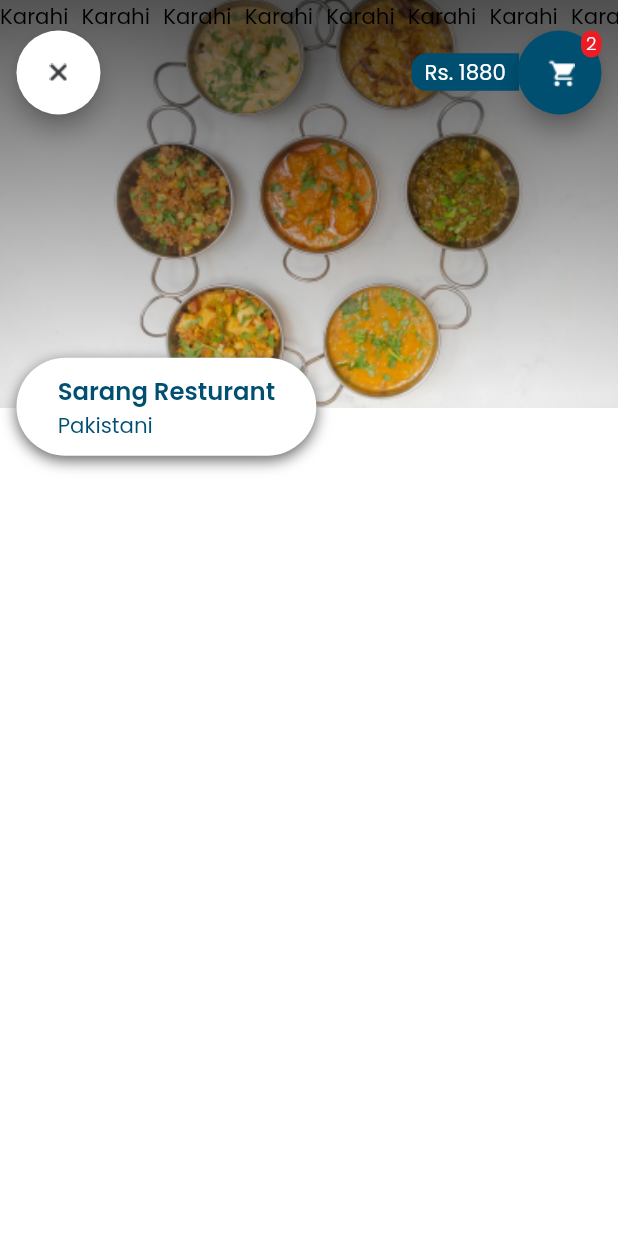
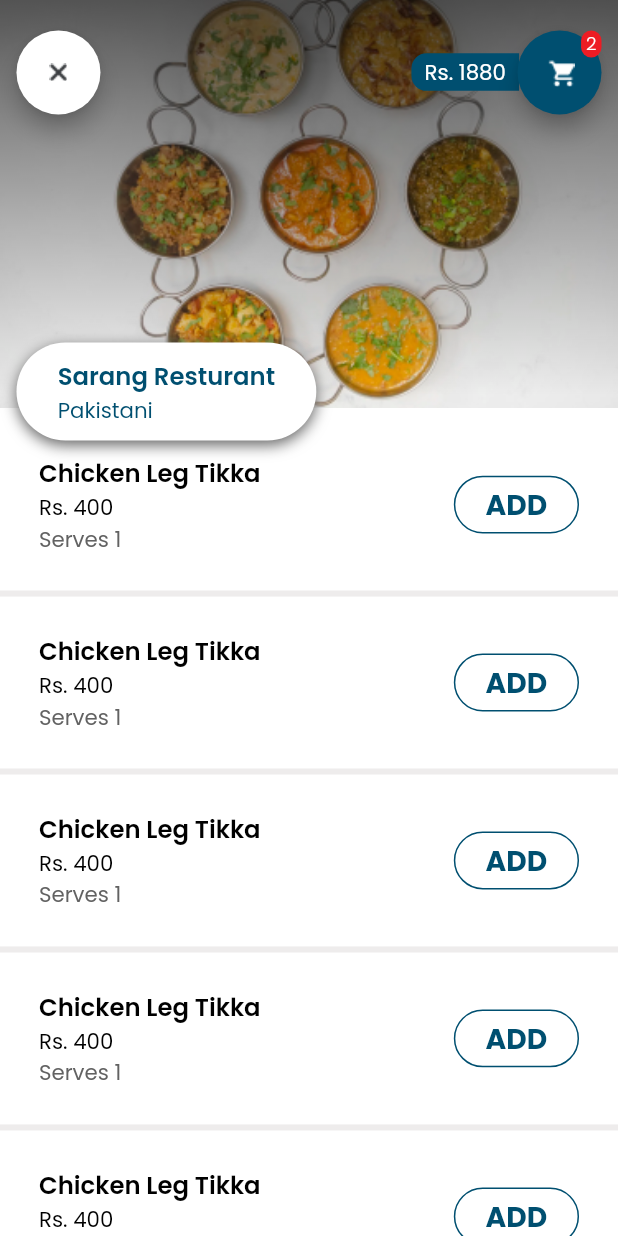
Before and after one commit to LaraibIshtiaq/express, a Flutter app: the ResturantMenuView screen opened directly, on a phone screen of 412 x 824 dp. Run offline on Flutter 3.47's test engine with Material 2 defaults, Android fonts, the phone set to English and light mode, and no system bars; our stand-ins replace flutter_screenutil, google_fonts, material_floating_search_bar.

Commit message:
Initial Commmmit

```diff
--- a/lib/ui/views/resturant_menu_view.dart
+++ b/lib/ui/views/resturant_menu_view.dart
@@ -1,4 +1,5 @@
 import 'package:express/ui/shared/app_colors.dart';
+import 'package:express/ui/views/your_order_view.dart';
 import 'package:flutter/cupertino.dart';
 import 'package:flutter/material.dart';
 import 'package:flutter_screenutil/flutter_screenutil.dart';
@@ -14,6 +15,8 @@ class ResturantMenuView extends StatelessWidget {
           body: Stack(
             overflow: Overflow.visible,
             children: [
+
+              //RESTURANT IMAGE
               Image(
                   width: 375.w,
                   height: 268.h,
@@ -40,6 +43,7 @@ class ResturantMenuView extends StatelessWidget {
                 ),
               ),
 
+              //CROSS ICON BUTTON
               Positioned(
                 top: 20.h,
                 left: 10.w,
@@ -54,6 +58,7 @@ class ResturantMenuView extends StatelessWidget {
                 ),
               ),
 
+              //PRICE LABEL
               Positioned(
                 top: 35.h,
                 right: 60.w,
@@ -77,16 +82,23 @@ class ResturantMenuView extends StatelessWidget {
                   ),
                 ),
               ),
+
+              //CART ICON BUTTON
               Positioned(
                 top: 20.h,
                 right: 10.w,
                 child: FloatingActionButton(
                   backgroundColor: blueColor,
                   foregroundColor: whiteColor,
-                  onPressed: () {},
+                  onPressed: () {
+                    Navigator.push(context, MaterialPageRoute(
+                        builder: (context) =>  YourOrderView()));
+                    },
                   child: Image(image: AssetImage("assets/icons/cart_icon.png")),
                 ),
               ),
+
+              //CART ITEM NOTIFICATION NUMBER
               Positioned(
                 top: 20.h,
                 right: 10.w,
@@ -104,11 +116,104 @@ class ResturantMenuView extends StatelessWidget {
                   ),
                 ),
               ),
+
+              //MENU CATEGORIES LIST
+              Padding(
+                padding: EdgeInsets.only(
+                  top:275.h,
+                ),
+                child: SizedBox(
+                  width: 375.w,
+                  child: ListView.separated(
+                    shrinkWrap: true,
+                    scrollDirection: Axis.vertical,
+                    itemCount: 15,
+                    itemBuilder: (context, index) {
+                      return Card(
+                        elevation: 0.0,
+                          shadowColor: shadowColor,
+                          ///Todo Apply Theme
+                          shape: RoundedRectangleBorder(
+                              borderRadius: BorderRadius.circular(13.r)),
+                          child: Container(
+                            padding: EdgeInsets.symmetric(
+                                vertical: 20.h, horizontal: 20.w),
+                            color: whiteColor,
+                            child: Row(
+                              mainAxisAlignment:
+                                  MainAxisAlignment.spaceBetween,
+                              children: [
+                                Column(
+                                  crossAxisAlignment:
+                                      CrossAxisAlignment.start,
+                                  children: [
+                                    Text(
+                                      "Chicken Leg Tikka",
+                                      style: Theme.of(context)
+                                          .textTheme
+                                          .headline2,
+                                    ),
+                                    Text(
+                                      "Rs. 400",
+                                      style: Theme.of(context)
+                                          .textTheme
+                                          .headline3,
+                                    ),
+                                    Text(
+                                      "Serves 1",
+                                      style: Theme.of(context)
+                                          .textTheme
+                                          .headline3!
+                                          .copyWith(color: shadowColor),
+                                    ),
+                                  ],
+                                ),
+                                TextButton(
+                                  onPressed: () {},
+                                  child: Padding(
+                                    padding: EdgeInsets.symmetric(
+                                        horizontal: 12.w),
+                                    child: Text(
+                                      "ADD",
+                                      style: Theme.of(context)
+                                          .textTheme
+                                          .button!
+                                          .copyWith(color: blueColor),
+                                    ),
+                                  ),
+                                  style: ButtonStyle(
+                                      backgroundColor:
+                                          MaterialStateProperty.all(
+                                              whiteColor),
+                                      shape: MaterialStateProperty.all<
+                                              RoundedRectangleBorder>(
+                                          RoundedRectangleBorder(
+                                              borderRadius:
+                                                  BorderRadius.circular(50.r),
+                                              side: BorderSide(
+                                                  color: blueColor)))),
+                                )
+                              ],
+                            ),
+                          ));
+                    },
+                    separatorBuilder: (BuildContext context, int index) =>
+                        Container(
+                      color: bottomSheetColor,
+                      height: 4.h,
+                    ),
+                    //Divider(color: whiteColor, thickness: 20.h,),
+                  ),
+                ),
+              ),
+
+              //RESTURANT NAME CONTAINER
               Positioned(
-                top: 235.h,
+                top: 225.h,
                 left: 10.w,
                 child: Container(
-                  padding: EdgeInsets.symmetric(vertical: 10.h, horizontal: 25.w),
+                  padding:
+                      EdgeInsets.symmetric(vertical: 10.h, horizontal: 25.w),
                   decoration: BoxDecoration(
                     color: Colors.white,
                     boxShadow: const [
@@ -141,128 +246,6 @@ class ResturantMenuView extends StatelessWidget {
                   ),
                 ),
               ),
-
-
-
-              Container(
-                height: 20.h,
-                child: ListView.separated(
-                  scrollDirection: Axis.horizontal,
-                  itemCount: 15,
-                  itemBuilder: (context, index) {
-                    return Text(
-                      "Karahi",
-                      style:
-                          Theme.of(context).textTheme.headline3,
-                    );
-                  },
-                  separatorBuilder:
-                      (BuildContext context, int index) {
-                    return SizedBox(
-                      width: 8.w,
-                    );
-                  },
-                ),
-              ),
-
-              //MENU DISHES LIST
-              // ListView.separated(
-              //   key: Key("KeyForScroll"),
-              //   scrollDirection: Axis.vertical,
-              //   itemCount: 15,
-              //   shrinkWrap: true,
-              //   itemBuilder: (context, index) {
-              //     return Card(
-              //         shadowColor: shadowColor,
-              //
-              //         ///Todo Apply Theme
-              //         shape: RoundedRectangleBorder(
-              //             borderRadius:
-              //                 BorderRadius.circular(13.r)),
-              //         elevation: 1,
-              //         child: Column(
-              //           children: [
-              //             Container(
-              //               padding: EdgeInsets.symmetric(
-              //                   vertical: 20.h,
-              //                   horizontal: 20.w),
-              //               color: whiteColor,
-              //               child: Row(
-              //                 mainAxisAlignment:
-              //                     MainAxisAlignment
-              //                         .spaceBetween,
-              //                 children: [
-              //                   Column(
-              //                     crossAxisAlignment:
-              //                         CrossAxisAlignment.start,
-              //                     children: [
-              //                       Text(
-              //                         "Chicken Leg Tikka",
-              //                         style: Theme.of(context)
-              //                             .textTheme
-              //                             .headline2,
-              //                       ),
-              //                       Text(
-              //                         "Rs. 400",
-              //                         style: Theme.of(context)
-              //                             .textTheme
-              //                             .headline3,
-              //                       ),
-              //                       Text(
-              //                         "Serves 1",
-              //                         style: Theme.of(context)
-              //                             .textTheme
-              //                             .headline3!
-              //                             .copyWith(
-              //                                 color:
-              //                                     shadowColor),
-              //                       ),
-              //                     ],
-              //                   ),
-              //                   TextButton(
-              //                     onPressed: () {},
-              //                     child: Padding(
-              //                       padding:
-              //                           EdgeInsets.symmetric(
-              //                               horizontal: 12.w),
-              //                       child: Text(
-              //                         "ADD",
-              //                         style: Theme.of(context)
-              //                             .textTheme
-              //                             .button!
-              //                             .copyWith(
-              //                                 color: blueColor),
-              //                       ),
-              //                     ),
-              //                     style: ButtonStyle(
-              //                         backgroundColor:
-              //                             MaterialStateProperty
-              //                                 .all(whiteColor),
-              //                         shape: MaterialStateProperty.all<
-              //                                 RoundedRectangleBorder>(
-              //                             RoundedRectangleBorder(
-              //                                 borderRadius:
-              //                                     BorderRadius
-              //                                         .circular(
-              //                                             50.r),
-              //                                 side: BorderSide(
-              //                                     color:
-              //                                         blueColor)))),
-              //                   )
-              //                 ],
-              //               ),
-              //             )
-              //           ],
-              //         ));
-              //   },
-              //   separatorBuilder:
-              //       (BuildContext context, int index) =>
-              //           Container(
-              //     color: bottomSheetColor,
-              //     height: 2.h,
-              //   ),
-              //   //Divider(color: whiteColor, thickness: 20.h,),
-              // ),
             ],
           )),
     );
```
Also changed, not shown: lib/ui/views/your_order_view.dart (added, +151 -0 lines), lib/ui/widgets/dashed_line.dart (added, +35 -0 lines).
